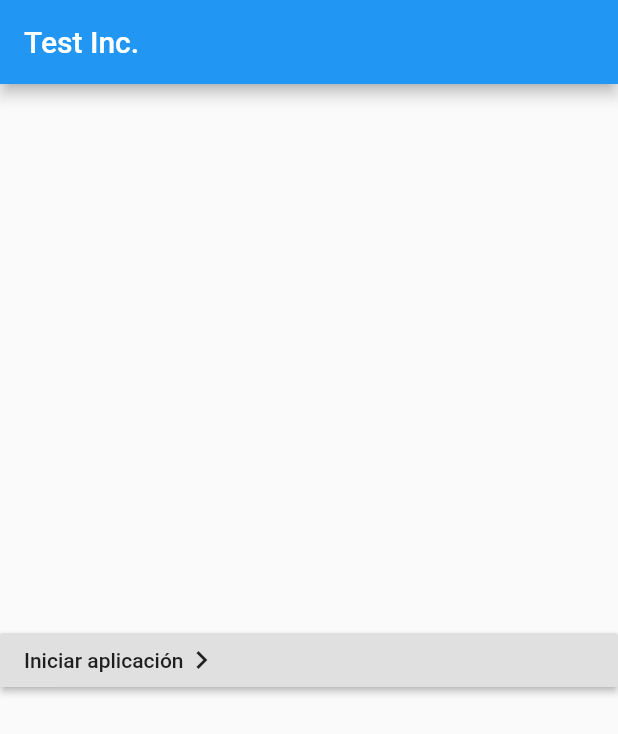
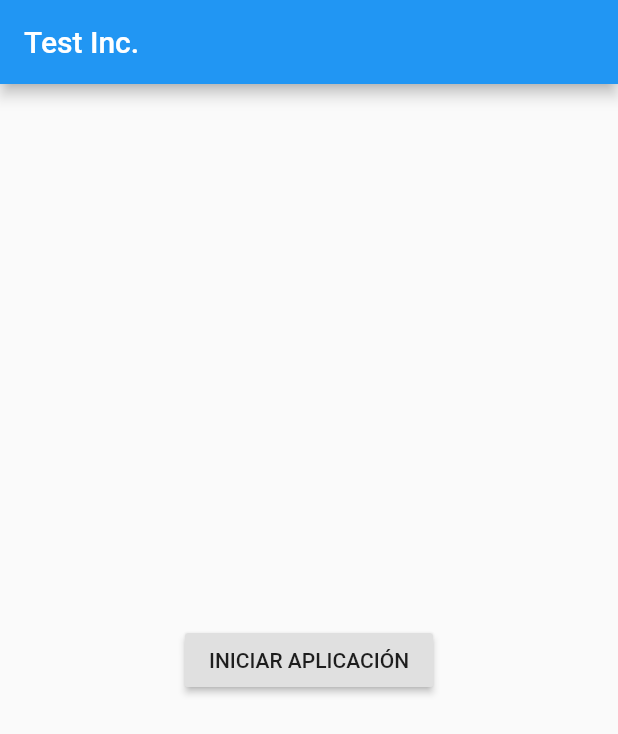
Before and after one commit to gallottohugo/test_inc, a Flutter app: the screen it shows after launch, on a phone screen of 412 x 824 dp. Shown: the top 734 px of the screen. Run offline on Flutter 3.47's test engine with Material 2 defaults, Android fonts, the phone set to English and light mode, and no system bars.

Commit message:
Connect main.dart with provider

```diff
--- a/lib/main.dart
+++ b/lib/main.dart
@@ -1,5 +1,6 @@
 import 'package:flutter/material.dart';
 import 'package:test_inc/src/pages/client_list_page.dart';
+import 'package:test_inc/src/providers/test_provider.dart';
 
 void main() { runApp(MyApp()); }
 
@@ -26,24 +27,30 @@ class MyHomePage extends StatefulWidget {
 }
 
 class _MyHomePageState extends State<MyHomePage> {
-
+	bool _showProgress = false;
   	@override
   	Widget build(BuildContext context) {
     	return Scaffold(
       		appBar: AppBar(title: Text('Test Inc.')),
       		body: Center(
-				child: RaisedButton(
-					child: Row(
-						children: [
-							Text('Iniciar aplicación'),
-							Icon(Icons.chevron_right)
-						],
-					),
-					onPressed: (){
-						Navigator.pushNamed(context, ClientListPage.routeName);
-					},
-				),
-			),
+        		child: Column(
+          			mainAxisAlignment: MainAxisAlignment.center,
+          			children: <Widget>[
+						_showProgress ? Center(child: CircularProgressIndicator() ) : Center(
+							child: RaisedButton(
+								child: Text('INICIAR APLICACIÓN'),
+								onPressed: () async {
+									setState(() { _showProgress = true;});
+									TestProvider testProvider = TestProvider();
+									await testProvider.getFile();
+									setState(() { _showProgress = false;});
+									Navigator.pushNamed(context, ClientListPage.routeName);
+								},
+							),
+						)
+					],
+        		),
+      		),
     	);
   	}
 }
```
